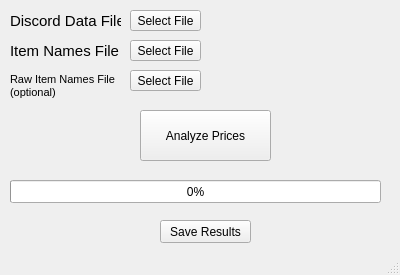
Qt form UI/dialogue.ui (ryqui/GrowTrends) before a commit.
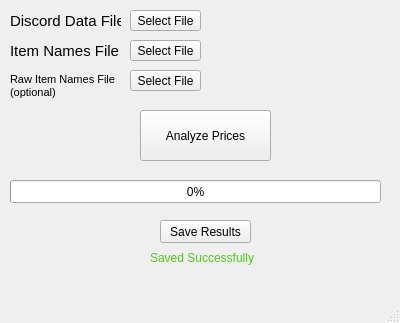
The same form after that commit.

Commit message:
slight UI changes + working with threads
UI currently NOT functional

```diff
--- a/UI/dialogue.ui
+++ b/UI/dialogue.ui
@@ -7,7 +7,7 @@
     <x>0</x>
     <y>0</y>
     <width>400</width>
-    <height>275</height>
+    <height>323</height>
    </rect>
   </property>
   <property name="windowTitle">
@@ -201,6 +201,22 @@
      <string>Save Results</string>
     </property>
    </widget>
+   <widget class="QLabel" name="label_4">
+    <property name="geometry">
+     <rect>
+      <x>150</x>
+      <y>250</y>
+      <width>111</width>
+      <height>16</height>
+     </rect>
+    </property>
+    <property name="styleSheet">
+     <string notr="true">color: rgb(80,200,25);</string>
+    </property>
+    <property name="text">
+     <string>Saved Successfully</string>
+    </property>
+   </widget>
   </widget>
   <widget class="QMenuBar" name="menubar">
    <property name="geometry">
```
The commit also changes 3 other files.
